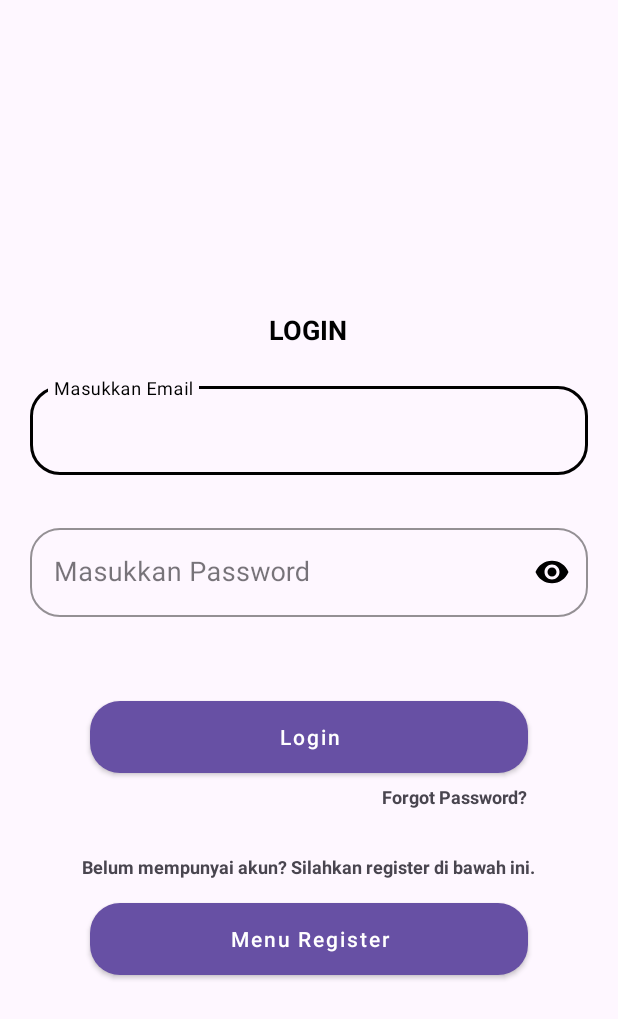
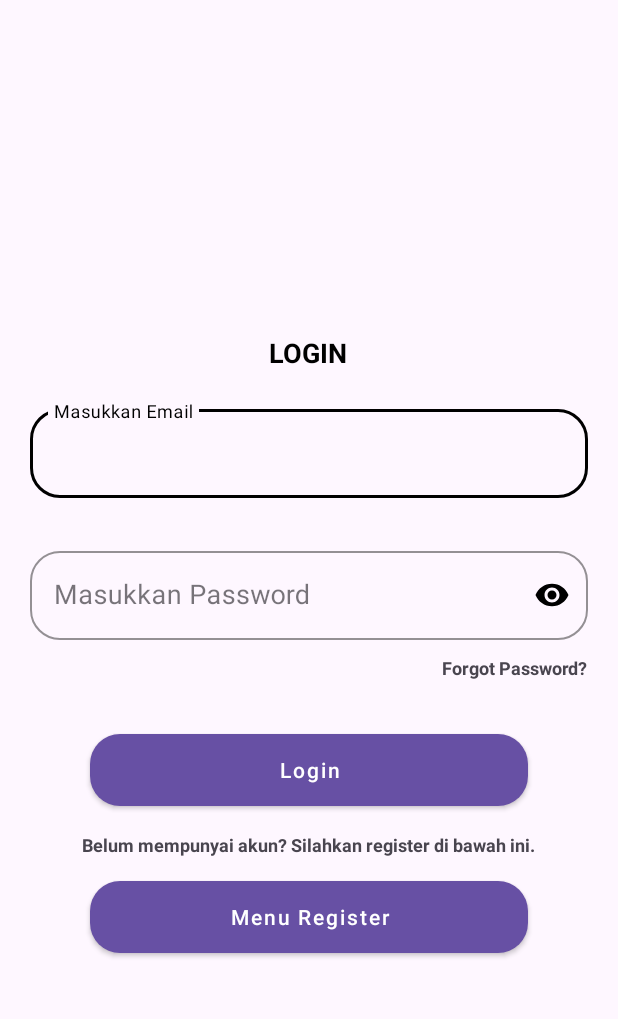
Before and after one commit to harleysudewa/AbsensiHarley, an Android app: the screen it shows after launch (LoginActivity), on a phone screen of 412 x 824 dp. Shown: the top 1019 px of the screen. Run offline under Robolectric (Android 15) with nearby library versions, the light colour scheme and no system bars; our stand-ins replace Firebase (no records; nobody signed in at launch, a user with empty details on screens opened directly).

Commit message:
Initial commit

```diff
--- a/app/src/main/res/layout/activity_login.xml
+++ b/app/src/main/res/layout/activity_login.xml
@@ -91,6 +91,16 @@
 
                 </com.google.android.material.textfield.TextInputLayout>
 
+                <TextView
+                    android:id="@+id/tvForgotPassword"
+                    android:layout_width="wrap_content"
+                    android:layout_height="wrap_content"
+                    android:layout_gravity="right"
+                    android:layout_marginTop="10dp"
+                    android:text="Forgot Password?"
+                    android:textSize="12sp"
+                    android:textStyle="bold" />
+
                 <com.google.android.material.button.MaterialButton
                     android:id="@+id/btnLogin"
                     style="@style/Widget.MaterialComponents.Button"
@@ -98,7 +108,7 @@
                     android:layout_height="60dp"
                     android:layout_gravity="center_horizontal"
                     android:layout_marginStart="40dp"
-                    android:layout_marginTop="50dp"
+                    android:layout_marginTop="30dp"
                     android:layout_marginEnd="40dp"
                     android:layout_marginBottom="1dp"
                     android:text="Login"
@@ -106,17 +116,6 @@
                     android:textColor="@color/white"
                     app:cornerRadius="20dp"
                     app:elevation="5dp" />
-
-                <TextView
-                    android:id="@+id/tvForgotPassword"
-                    android:layout_width="wrap_content"
-                    android:layout_height="wrap_content"
-                    android:layout_gravity="right"
-                    android:layout_marginEnd="40dp"
-                    android:layout_marginBottom="20dp"
-                    android:text="Forgot Password?"
-                    android:textSize="12sp"
-                    android:textStyle="bold" />
 
                 <TextView
                     android:id="@+id/tvForgotPassword2"
```
